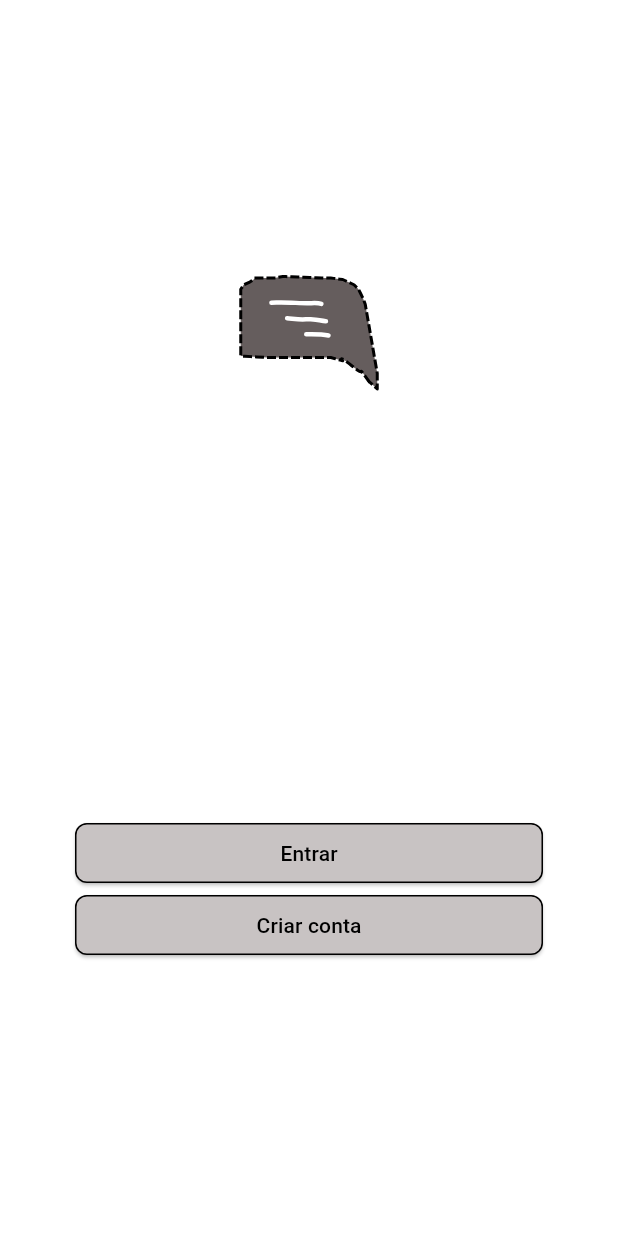
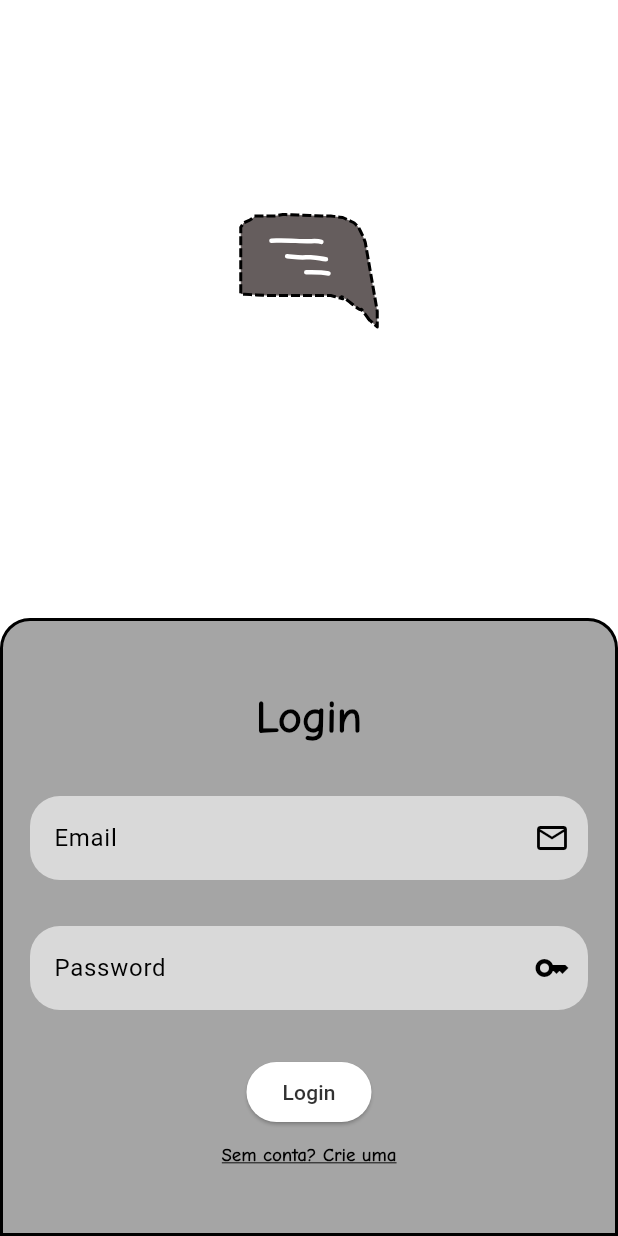
Before and after one commit to atjoao/concordo-mobile, a Flutter app: the screen it shows after launch, on a phone screen of 412 x 824 dp. Run offline on Flutter 3.47's test engine with Material 3 defaults, Android fonts, the phone set to English and light mode, and no system bars; our stand-ins replace flutter_svg, shared_preferences; accounts and stored records are empty.

Commit message:
new design

```diff
--- a/lib/pages/auth/auth_page.dart
+++ b/lib/pages/auth/auth_page.dart
@@ -1,7 +1,7 @@
+import 'package:Concordo/pages/auth/components/login_comp.dart';
 import 'package:flutter/material.dart';
-import 'package:flutter_svg/flutter_svg.dart';
-import 'package:Concordo/pages/auth/login_page.dart';
-import 'package:Concordo/pages/auth/register_page.dart';
+import 'package:flutter/widgets.dart';
+import 'package:flutter_svg/svg.dart';
 
 class AuthPage extends StatelessWidget {
   const AuthPage({super.key});
@@ -10,18 +10,18 @@ class AuthPage extends StatelessWidget {
   Widget build(BuildContext context) {
     return Flex(
       direction: Axis.vertical,
-      mainAxisAlignment: MainAxisAlignment.spaceEvenly,
+      mainAxisAlignment: MainAxisAlignment.spaceBetween,
       crossAxisAlignment: CrossAxisAlignment.stretch,
       children: [
-        Column(
+        Expanded(
+          child: Column(
+            mainAxisAlignment: MainAxisAlignment.center,
             children: [
               SvgPicture.asset(
                 "assets/svg/Concordo.svg",
                 semanticsLabel: "Concordo Logo",
               ),
-            const Padding(
-              padding: EdgeInsets.symmetric(vertical: 25.0),
-              child: Text(
+              const Text(
                 'Concordo',
                 style: TextStyle(
                   color: Color.fromRGBO(255, 255, 255, 1),
@@ -29,64 +29,25 @@ class AuthPage extends StatelessWidget {
                   fontFamily: "ComicNeue",
                 ),
               ),
-            )
             ],
           ),
-        Flex(
-          direction: Axis.vertical,
-          crossAxisAlignment: CrossAxisAlignment.stretch,
-          children: [
-            Padding(
-              padding: const EdgeInsets.symmetric(horizontal: 50.0),
-              child: ElevatedButton(
-                  onPressed: () {
-                    Navigator.push(
-                      context,
-                      MaterialPageRoute(
-                          builder: ((context) => const LoginPage(
-                                error: "",
-                              ))),
-                    );
-                  },
-                  style: const ButtonStyle(
-                    foregroundColor:
-                        MaterialStatePropertyAll<Color>(Colors.black),
-                    backgroundColor: MaterialStatePropertyAll<Color>(
-                        Color.fromRGBO(200, 195, 195, 1)),
-                    shape: MaterialStatePropertyAll(
-                      RoundedRectangleBorder(
-                          borderRadius: BorderRadius.all(Radius.circular(8)),
-                          side: BorderSide(color: Colors.black)),
+        ),
+        Expanded(
+          child: DecoratedBox(
+            decoration: BoxDecoration(
+              border: Border.all(
+                color: const Color.fromRGBO(0, 0, 0, 1),
+                width: 2.0,
+              ),
+              color: const Color.fromRGBO(165, 165, 165, 1),
+              borderRadius: const BorderRadius.only(
+                topLeft: Radius.circular(20.0),
+                topRight: Radius.circular(20.0),
               ),
             ),
-                  child: const Text("Entrar")),
+            child: const LoginComp(),
           ),
-            Padding(
-              padding: const EdgeInsets.symmetric(horizontal: 50.0),
-              child: ElevatedButton(
-                onPressed: () {
-                  Navigator.push(
-                    context,
-                    MaterialPageRoute(
-                        builder: ((context) => const RegisterPage())),
-                  );
-                },
-                style: const ButtonStyle(
-                  foregroundColor:
-                      MaterialStatePropertyAll<Color>(Colors.black),
-                  backgroundColor: MaterialStatePropertyAll<Color>(
-                      Color.fromRGBO(200, 195, 195, 1)),
-                  shape: MaterialStatePropertyAll(
-                    RoundedRectangleBorder(
-                        borderRadius: BorderRadius.all(Radius.circular(8)),
-                        side: BorderSide(color: Colors.black)),
-                  ),
-                ),
-                child: const Text("Criar conta"),
-              ),
-            ),
-          ],
-        ),
+        )
       ],
     );
   }
--- /dev/null
+++ b/lib/pages/auth/components/login_comp.dart
@@ -0,0 +1,96 @@
+import 'package:flutter/material.dart';
+
+class LoginComp extends StatelessWidget {
+  const LoginComp({super.key});
+
+  @override
+  Widget build(BuildContext context) {
+    return SingleChildScrollView(
+      child: ConstrainedBox(
+        constraints: BoxConstraints(
+          minHeight: MediaQuery.of(context).size.height * 0.5,
+        ),
+        child: Padding(
+          padding: const EdgeInsets.symmetric(horizontal: 20.0, vertical: 45.0),
+          child: Column(
+            mainAxisAlignment: MainAxisAlignment.spaceBetween,
+            children: [
+              const Text(
+                'Login',
+                style: TextStyle(
+                  color: Color.fromRGBO(0, 0, 0, 1),
+                  fontSize: 30.0,
+                  fontFamily: "ComicNeue",
+                  fontWeight: FontWeight.bold,
+                ),
+              ),
+              TextField(
+                decoration: InputDecoration(
+                  filled: true,
+                  fillColor: const Color.fromRGBO(217, 217, 217, 1),
+                  hintText: "Email",
+                  border: OutlineInputBorder(
+                    borderRadius: BorderRadius.circular(20.0),
+                    borderSide: BorderSide.none,
+                  ),
+                  focusedBorder: OutlineInputBorder(
+                    borderRadius: BorderRadius.circular(20.0),
+                  ),
+                  suffixIcon: const Align(
+                    widthFactor: 1.0,
+                    heightFactor: 1.0,
+                    child: Icon(
+                      Icons.email_outlined,
+                    ),
+                  ),
+                ),
+              ),
+              TextField(
+                decoration: InputDecoration(
+                  filled: true,
+                  fillColor: const Color.fromRGBO(217, 217, 217, 1),
+                  hintText: "Password",
+                  border: OutlineInputBorder(
+                    borderRadius: BorderRadius.circular(20.0),
+                    borderSide: BorderSide.none,
+                  ),
+                  focusedBorder: OutlineInputBorder(
+                    borderRadius: BorderRadius.circular(20.0),
+                  ),
+                  suffixIcon: const Align(
+                    widthFactor: 1.0,
+                    heightFactor: 1.0,
+                    child: Icon(
+                      Icons.key_outlined,
+                    ),
+                  ),
+                ),
+              ),
+              Column(
+                children: [
+                  ElevatedButton(
+                    onPressed: () {},
+                    child: const Text("Login"),
+                  ),
+                  const SizedBox(
+                    height: 10.0,
+                  ),
+                  const Text(
+                    'Sem conta? Crie uma',
+                    style: TextStyle(
+                      color: Color.fromRGBO(0, 0, 0, 1),
+                      fontSize: 12.0,
+                      fontFamily: "ComicNeue",
+                      decoration: TextDecoration.underline,
+                      fontWeight: FontWeight.bold,
+                    ),
+                  ),
+                ],
+              ),
+            ],
+          ),
+        ),
+      ),
+    );
+  }
+}
```
Also changed, not shown: lib/pages/auth/login_page.dart (deleted, +0 -121 lines), lib/pages/auth/register_page.dart (deleted, +0 -14 lines), lib/pages/auth/components/register_comp.dart (added), 1 other file. Lines whose indentation alone changed are shown as unchanged.
